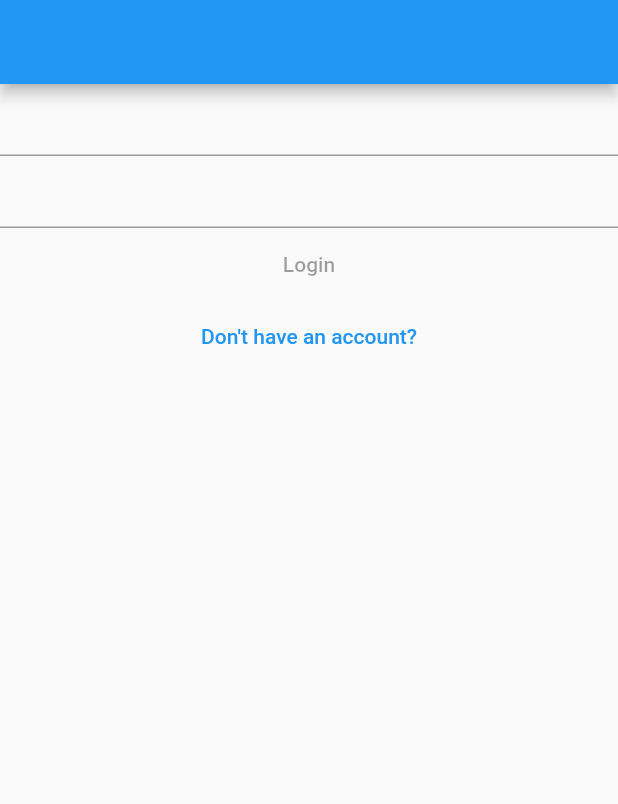
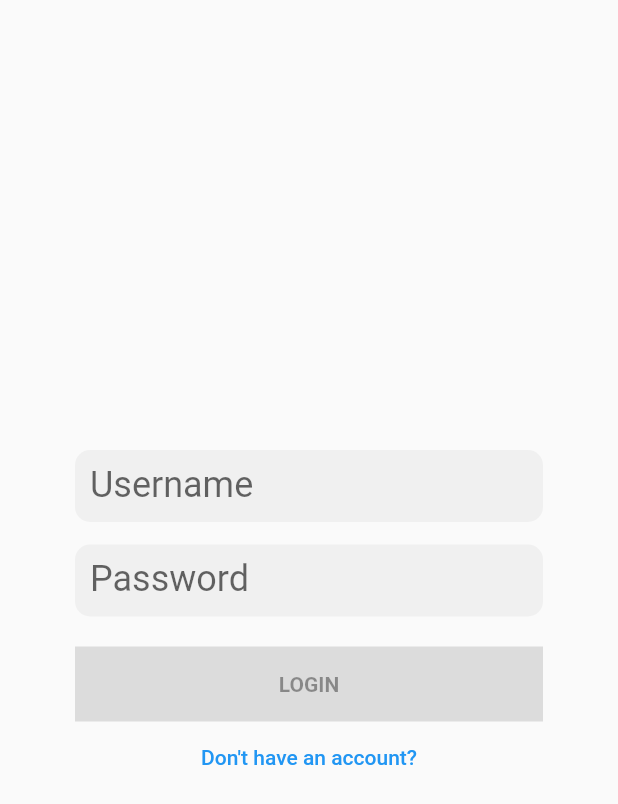
Before and after one commit to k0marov/socnet-frontend, a Flutter app: the screen it shows after launch, on a phone screen of 412 x 824 dp. Shown: the top 804 px of the screen. Run offline on Flutter 3.47's test engine with Material 2 defaults, Android fonts, the phone set to English and light mode, and no system bars; our stand-ins replace bloc, dartz, equatable, flutter_bloc, get_it, image_cropper and 2 more.

Commit message:
style the LoginForm

```diff
--- a/lib/ui/app.dart
+++ b/lib/ui/app.dart
@@ -1,5 +1,6 @@
 import 'package:flutter/material.dart';
 import 'package:socnet/ui/pages/auth_gate.dart';
+import 'package:socnet/ui/theme.dart';
 
 class MyApp extends StatelessWidget {
   const MyApp({Key? key}) : super(key: key);
@@ -8,9 +9,7 @@ class MyApp extends StatelessWidget {
   Widget build(BuildContext context) {
     return MaterialApp(
       title: 'Flutter Demo',
-      theme: ThemeData(
-        primarySwatch: Colors.blue,
-      ),
+      theme: theme,
       home: AuthGatePage(),
     );
   }
--- a/lib/ui/pages/auth_page.dart
+++ b/lib/ui/pages/auth_page.dart
@@ -47,8 +47,8 @@ class _AuthPageState extends State<AuthPage> {
   @override
   Widget build(BuildContext context) {
     return Scaffold(
-      appBar: AppBar(),
-      body: Column(children: [
+      // backgroundColor: Color(0xFF213630),
+      body: ListView(children: [
         ..._getFormBody(),
       ]),
     );
--- /dev/null
+++ b/lib/ui/theme.dart
@@ -0,0 +1,5 @@
+import 'package:flutter/material.dart';
+
+final theme = ThemeData(
+  primarySwatch: Colors.blue,
+);
--- a/lib/ui/widgets/login_form.dart
+++ b/lib/ui/widgets/login_form.dart
@@ -4,6 +4,7 @@ import 'package:socnet/logic/features/auth/presentation/login_cubit/login_cubit.
 import 'package:socnet/ui/widgets/bloc_field.dart';
 import 'package:socnet/ui/widgets/failure_listener.dart';
 import 'package:socnet/ui/widgets/submit_button.dart';
+import 'package:socnet/ui/widgets/z_text_field.dart';
 
 import '../../logic/core/field_value.dart';
 
@@ -16,34 +17,38 @@ class LoginForm extends StatelessWidget {
   Widget build(BuildContext context) {
     return FailureListener<LoginCubit, LoginState>(
       getFailure: (state) => state.failure,
+      child: Padding(
+        padding: EdgeInsets.symmetric(horizontal: 50),
         child: Column(children: [
+          SizedBox(height: 300),
           BlocField<LoginCubit, LoginState, FieldValue>(
             getValue: (state) => state.username,
-          buildField: (value, b) => TextField(
+            buildField: (value, b) => ZTextField(
               onChanged: b.usernameChanged,
-              decoration: InputDecoration(
-                errorText: value.failure?.code,
-              )),
+              value: value,
+              label: "Username",
             ),
+          ),
+          SizedBox(height: 15),
           BlocField<LoginCubit, LoginState, FieldValue>(
             getValue: (state) => state.password,
-          buildField: (value, b) => TextField(
+            buildField: (value, b) => ZTextField(
               onChanged: b.passwordChanged,
-            obscureText: true,
-            decoration: InputDecoration(
-              errorText: value.failure?.code,
+              value: value,
+              label: "Password",
             ),
           ),
-        ),
+          SizedBox(height: 20),
           BlocField<LoginCubit, LoginState, bool>(
             getValue: (state) => state.canBeSubmitted,
             buildField: (canBeSubmitted, b) => SubmitButton(
               canBeSubmitted: canBeSubmitted,
               submit: b.loginPressed,
-            text: "Login",
+              text: "LOGIN",
             ),
           ),
         ]),
+      ),
     );
   }
 }
--- a/lib/ui/widgets/submit_button.dart
+++ b/lib/ui/widgets/submit_button.dart
@@ -9,9 +9,14 @@ class SubmitButton extends StatelessWidget {
 
   @override
   Widget build(BuildContext context) {
-    return TextButton(
-      onPressed: canBeSubmitted ? submit : null,
-      child: Text(text),
-    );
+    return ElevatedButton(
+        style: ElevatedButton.styleFrom(
+          minimumSize: Size.fromHeight(50),
+          textStyle: TextStyle(fontWeight: FontWeight.bold),
+          shape: RoundedRectangleBorder(borderRadius: BorderRadius.zero),
+        ),
+        onPressed: canBeSubmitted ? submit : null,
+        child: Text(text) //, style: Theme.of(context).textTheme.headline5),
+        );
   }
 }
--- /dev/null
+++ b/lib/ui/widgets/z_text_field.dart
@@ -0,0 +1,26 @@
+import 'package:flutter/material.dart';
+import 'package:socnet/logic/core/field_value.dart';
+
+class ZTextField extends StatelessWidget {
+  final FieldValue value;
+  final Function(String) onChanged;
+  final String label;
+  const ZTextField({Key? key, required this.value, required this.onChanged, required this.label}) : super(key: key);
+
+  @override
+  Widget build(BuildContext context) {
+    return TextField(
+      onChanged: onChanged,
+      style: Theme.of(context).textTheme.headline5,
+      decoration: InputDecoration(
+        contentPadding: EdgeInsets.symmetric(horizontal: 10, vertical: 10),
+        labelText: label,
+        floatingLabelBehavior: FloatingLabelBehavior.never,
+        border: OutlineInputBorder(borderSide: BorderSide.none, borderRadius: BorderRadius.all(Radius.circular(10))),
+        filled: true,
+        // fillColor: Color(0xFF324B4F),
+        errorText: value.failure?.code,
+      ),
+    );
+  }
+}
```
Lines whose indentation alone changed are shown as unchanged.
